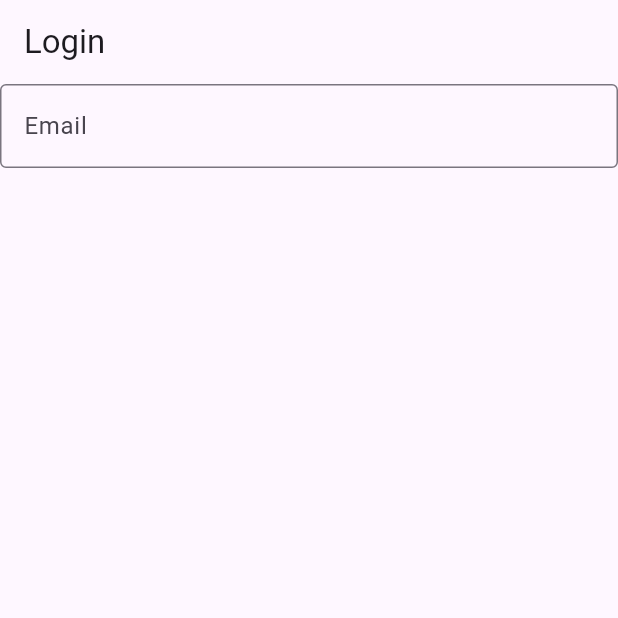
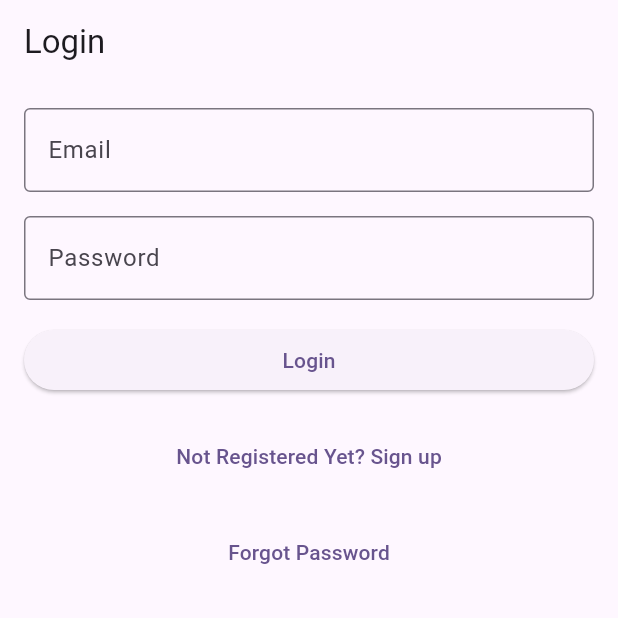
Before and after one commit to abidroid/dr_shoaib_todo_firebase_app, a Flutter app: the screen it shows after launch, on a phone screen of 412 x 824 dp, the top half of it. Run offline on Flutter 3.47's test engine with Material 3 defaults, Android fonts, the phone set to English and light mode, and no system bars; our stand-ins replace gap.

Commit message:
login screen designed

```diff
--- a/lib/screens/login_screen.dart
+++ b/lib/screens/login_screen.dart
@@ -1,4 +1,5 @@
 import 'package:flutter/material.dart';
+import 'package:gap/gap.dart';
 
 class LoginScreen extends StatefulWidget {
   const LoginScreen({super.key});
@@ -8,7 +9,6 @@ class LoginScreen extends StatefulWidget {
 }
 
 class _LoginScreenState extends State<LoginScreen> {
-
   late TextEditingController emailC, passC;
 
   @override
@@ -18,6 +18,12 @@ class _LoginScreenState extends State<LoginScreen> {
     super.initState();
   }
 
+  @override
+  void dispose() {
+    emailC.dispose();
+    passC.dispose();
+    super.dispose();
+  }
 
   @override
   Widget build(BuildContext context) {
@@ -25,15 +31,43 @@ class _LoginScreenState extends State<LoginScreen> {
       appBar: AppBar(
         title: const Text('Login'),
       ),
+      body: Padding(
+        padding: const EdgeInsets.all(16.0),
+        child: ListView(
+          children: [
+            TextField(
+              controller: emailC,
+              decoration: const InputDecoration(
+                hintText: 'Email',
+                border: OutlineInputBorder(),
+              ),
+            ),
+            const Gap(16),
+            TextField(
+              controller: passC,
+              decoration: const InputDecoration(
+                hintText: 'Password',
+                border: OutlineInputBorder(),
+              ),
+            ),
+            const Gap(16),
+            ElevatedButton(
+              onPressed: () {},
+              child: const Text('Login'),
+            ),
 
-      body: ListView(children: [
-        TextField(
-          decoration: InputDecoration(
-            hintText: 'Email',
-            border: OutlineInputBorder(),
-          ),
-        )
-      ],),
+
+            const Gap(16),
+
+            TextButton(onPressed: (){}, child: const Text('Not Registered Yet? Sign up')),
+
+
+            const Gap(16),
+
+            TextButton(onPressed: (){}, child: const Text('Forgot Password')),
+          ],
+        ),
+      ),
     );
   }
 }
--- a/pubspec.yaml
+++ b/pubspec.yaml
@@ -35,6 +35,8 @@ dependencies:
   # The following adds the Cupertino Icons font to your application.
   # Use with the CupertinoIcons class for iOS style icons.
   cupertino_icons: ^1.0.2
+  gap: ^3.0.1
+  flutter_spinkit: ^5.2.0
 
 dev_dependencies:
   flutter_test:
```
Also changed, not shown: pubspec.lock.
